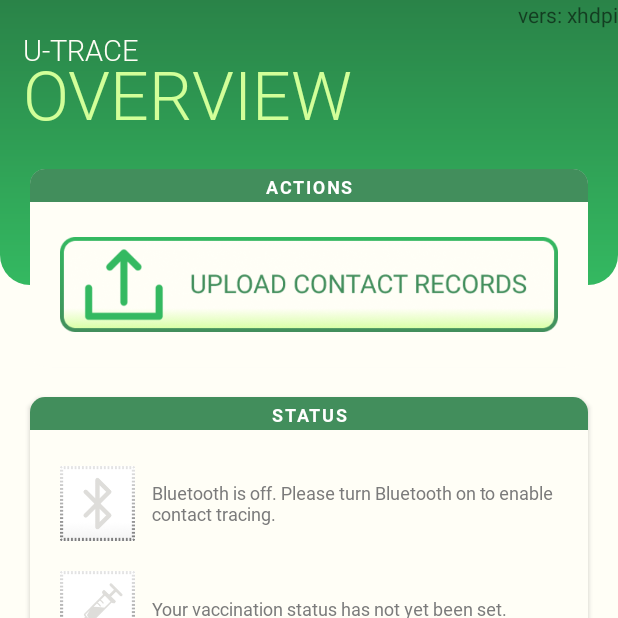
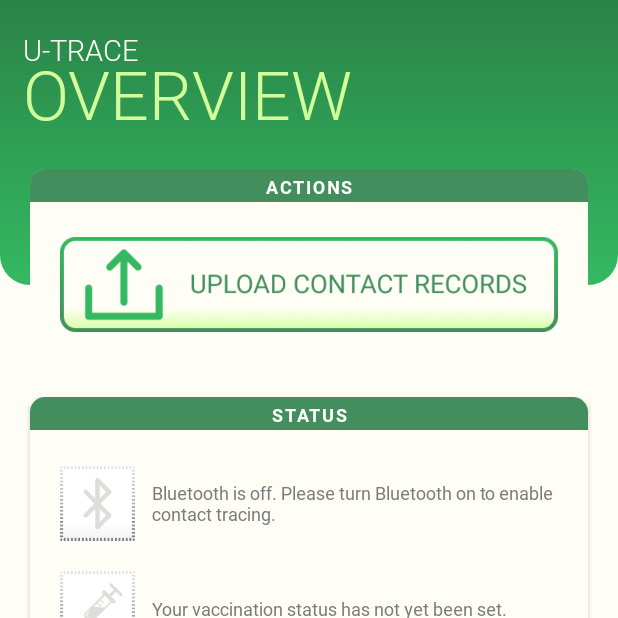
Before and after one commit to utracedlsu/U-Trace, an Android app: the screen it shows after launch once a user with an empty profile is signed in (MainActivity), on a phone screen of 412 x 824 dp, the top half of it. Run offline under Robolectric (Android 15) with nearby library versions, the phone set to English and light mode, and no system bars; our stand-ins replace Firebase (no records; nobody signed in at launch, a user with empty details on screens opened directly), RxJava; libraries missing offline, so code that uses them is left out: org.eazegraph.lib, pub.devrel.easypermissions.

Commit message:
Updated Lorem Ipsum

```diff
--- a/app/src/main/res/layout-xhdpi/fragment_home.xml
+++ b/app/src/main/res/layout-xhdpi/fragment_home.xml
@@ -27,14 +27,6 @@
         android:textColor="#FFFEF6"
         android:textSize="19sp"
         app:layout_constraintStart_toStartOf="parent"
-        app:layout_constraintTop_toTopOf="parent" />
-
-    <TextView
-        android:id="@+id/textView9"
-        android:layout_width="0dp"
-        android:layout_height="wrap_content"
-        android:text="vers: xhdpi"
-        app:layout_constraintEnd_toEndOf="parent"
         app:layout_constraintTop_toTopOf="parent" />
 
     <TextView
--- a/app/src/main/res/layout-xxhdpi/fragment_home.xml
+++ b/app/src/main/res/layout-xxhdpi/fragment_home.xml
@@ -27,14 +27,6 @@
         android:textColor="#FFFEF6"
         android:textSize="19sp"
         app:layout_constraintStart_toStartOf="parent"
-        app:layout_constraintTop_toTopOf="parent" />
-
-    <TextView
-        android:id="@+id/textView9"
-        android:layout_width="0dp"
-        android:layout_height="wrap_content"
-        android:text="vers: xxhdpi"
-        app:layout_constraintEnd_toEndOf="parent"
         app:layout_constraintTop_toTopOf="parent" />
 
     <TextView
--- a/app/src/main/res/layout-xxxhdpi/fragment_home.xml
+++ b/app/src/main/res/layout-xxxhdpi/fragment_home.xml
@@ -27,14 +27,6 @@
         android:textColor="#FFFEF6"
         android:textSize="19sp"
         app:layout_constraintStart_toStartOf="parent"
-        app:layout_constraintTop_toTopOf="parent" />
-
-    <TextView
-        android:id="@+id/textView9"
-        android:layout_width="0dp"
-        android:layout_height="wrap_content"
-        android:text="vers: xxxhdpi"
-        app:layout_constraintEnd_toEndOf="parent"
         app:layout_constraintTop_toTopOf="parent" />
 
     <TextView
--- a/app/src/main/res/layout/activity_enabling_permissions.xml
+++ b/app/src/main/res/layout/activity_enabling_permissions.xml
@@ -47,7 +47,7 @@
                 android:layout_marginStart="30dp"
                 android:layout_marginTop="20dp"
                 android:layout_marginEnd="30dp"
-                android:text="Please enable bluetooth permissons. Lorem ipsum dolor sit amet, consectetur adipiscing elit, sed do eiusmod tempor incididunt ut labore et dolore magna aliqua. Ut enim ad minim veniam, quis nostrud exercitation."
+                android:text="U-Trace needs you to enable bluetooth permissions to allow the system's contact tracing functionality to work."
                 android:textColor="#428E5C"
                 app:layout_constraintEnd_toEndOf="parent"
                 app:layout_constraintHorizontal_bias="0.0"
--- a/app/src/main/res/layout/activity_test_status.xml
+++ b/app/src/main/res/layout/activity_test_status.xml
@@ -118,7 +118,7 @@
                         android:layout_marginEnd="30dp"
                         android:fontFamily="@font/roboto_regular"
                         android:gravity="center"
-                        android:text="The quick brown fox jumps over the lazy dog. Lorem ipsum dolor yes?"
+                        android:text="U-Trace heavily recommends you to take the neccessary steps should you test positive."
                         android:textColor="#428E5C"
                         app:layout_constraintEnd_toEndOf="parent"
                         app:layout_constraintStart_toStartOf="parent"
@@ -128,9 +128,9 @@
                         android:id="@+id/btn_updateTestStatus"
                         android:layout_width="0dp"
                         android:layout_height="wrap_content"
-                        android:layout_marginStart="70dp"
+                        android:layout_marginStart="30dp"
                         android:layout_marginTop="15dp"
-                        android:layout_marginEnd="70dp"
+                        android:layout_marginEnd="30dp"
                         android:layout_marginBottom="25dp"
                         android:backgroundTint="#428E5C"
                         android:text="REFRESH TEST STATUS"
--- a/app/src/main/res/layout/fragment_home.xml
+++ b/app/src/main/res/layout/fragment_home.xml
@@ -40,14 +40,6 @@
         android:textColor="#D2FF99"
         android:textSize="45dp"
         app:layout_constraintStart_toStartOf="parent"
-        app:layout_constraintTop_toTopOf="parent" />
-
-    <TextView
-        android:id="@+id/textView10"
-        android:layout_width="wrap_content"
-        android:layout_height="wrap_content"
-        android:text="vers: default"
-        app:layout_constraintEnd_toEndOf="parent"
         app:layout_constraintTop_toTopOf="parent" />
 
     <androidx.cardview.widget.CardView
--- a/app/src/main/res/layout/fragment_notifications.xml
+++ b/app/src/main/res/layout/fragment_notifications.xml
@@ -58,7 +58,7 @@
             <com.google.android.material.card.MaterialCardView
                 android:id="@+id/cv_notifications"
                 android:layout_width="0dp"
-                android:layout_height="400dp"
+                android:layout_height="500dp"
                 android:layout_marginStart="20dp"
                 android:layout_marginTop="25dp"
                 android:layout_marginEnd="20dp"
@@ -108,9 +108,6 @@
             </com.google.android.material.card.MaterialCardView>
 
 
-
-
-
         </androidx.constraintlayout.widget.ConstraintLayout>
 
     </androidx.core.widget.NestedScrollView>
--- a/app/src/main/res/layout/fragment_settings.xml
+++ b/app/src/main/res/layout/fragment_settings.xml
@@ -51,7 +51,7 @@
                 android:fontFamily="@font/roboto_light"
                 android:text="IMPORTANT HOTLINES"
                 android:textColor="#D2FF99"
-                android:textSize="35dp"
+                android:textSize="32dp"
                 app:layout_constraintStart_toStartOf="parent"
                 app:layout_constraintTop_toTopOf="parent" />
 
```
Also changed, not shown: app/src/main/res/layout/fragment_confirm_upload_data.xml (+1 -1 lines), app/src/main/res/layout/fragment_contact_tracing.xml (+4 -4 lines), app/src/main/res/layout/notif_list.xml (+7 -3 lines), app/src/main/java/com/capstone/app/utrace_cts/fragments/SettingsFragment.kt (line endings or trailing spaces).
